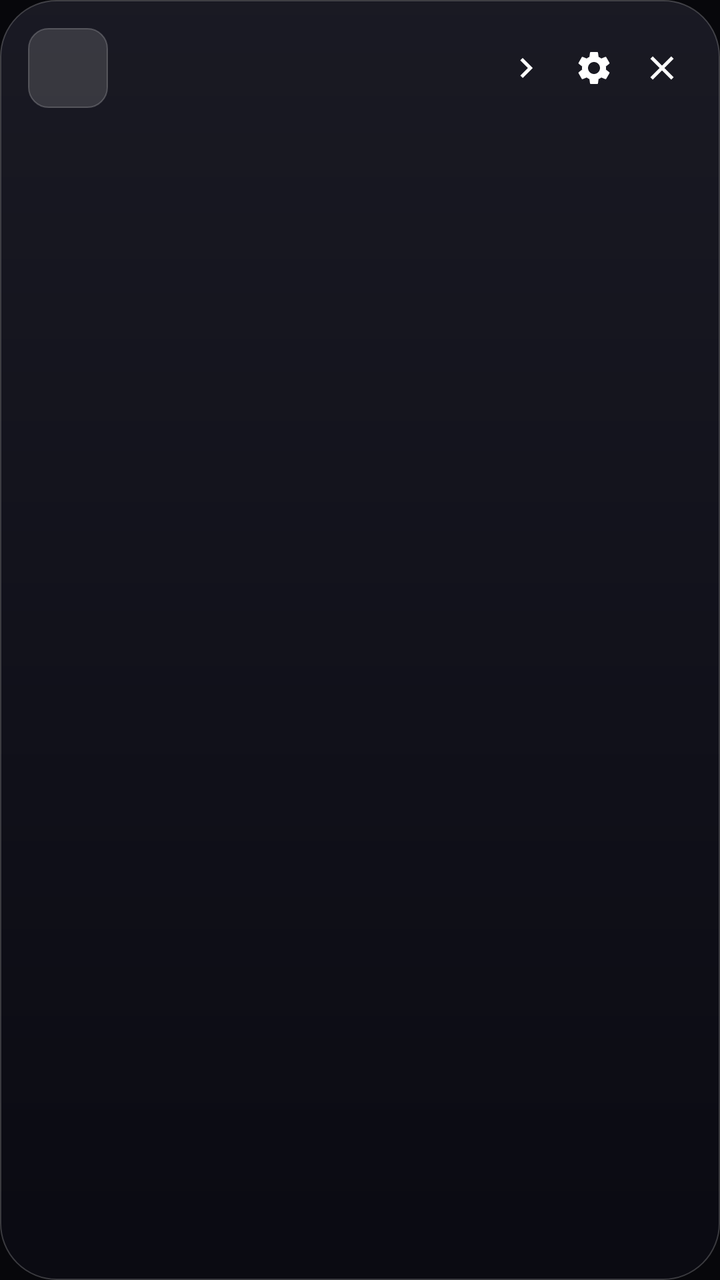
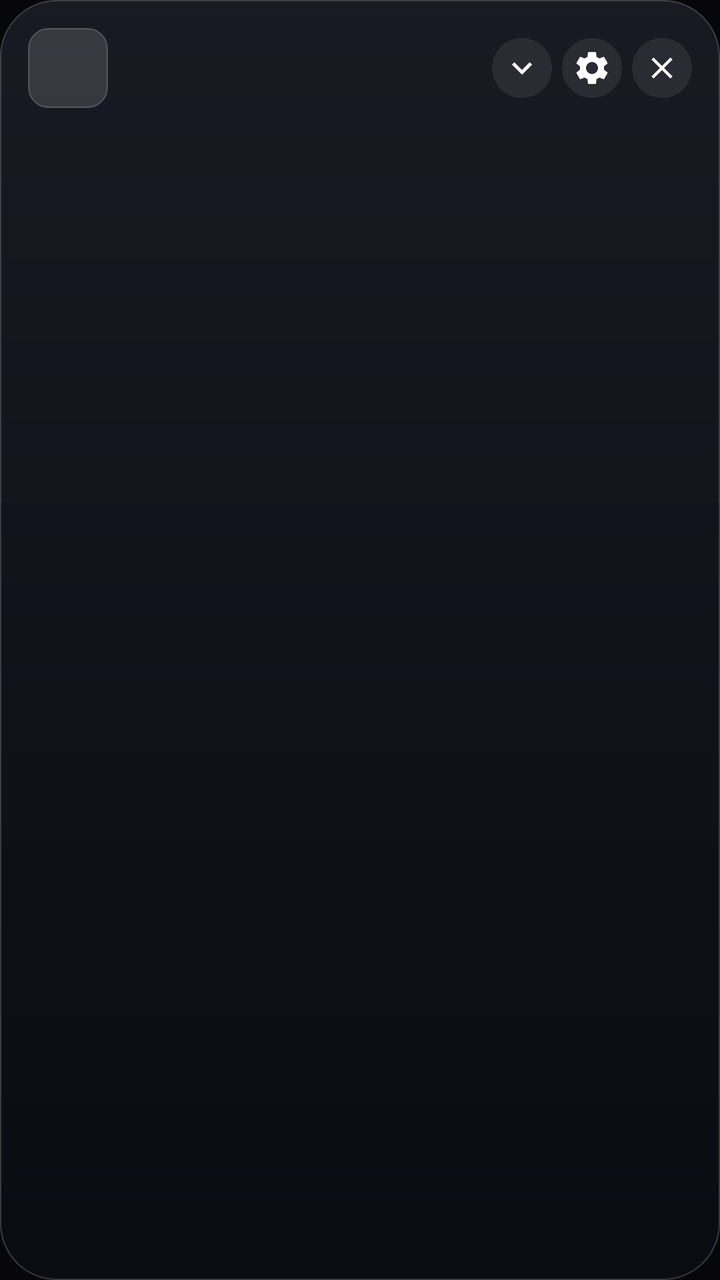

Before-and-after screenshots of an Android layout around one commit, followed by the original layout XML and the change that was made.
<!-- AndroidManifest.xml: application theme Theme.LyricSync -->
<!-- res/layout/overlay_lyrics.xml -->
<?xml version="1.0" encoding="utf-8"?>
<LinearLayout xmlns:android="http://schemas.android.com/apk/res/android"
    android:layout_width="match_parent"
    android:layout_height="wrap_content"
    android:orientation="vertical"
    android:background="@drawable/overlay_bg_rounded"
    android:padding="14dp"
    android:layout_marginStart="10dp"
    android:layout_marginEnd="10dp">

    <LinearLayout
        android:layout_width="match_parent"
        android:layout_height="wrap_content"
        android:orientation="horizontal"
        android:gravity="center_vertical"
        android:layout_marginBottom="10dp">

        <ImageView
            android:id="@+id/overlay_cover"
            android:layout_width="40dp"
            android:layout_height="40dp"
            android:background="@drawable/rounded_album_bg"
            android:scaleType="centerCrop" />

        <LinearLayout
            android:layout_width="0dp"
            android:layout_height="wrap_content"
            android:layout_weight="1"
            android:orientation="vertical"
            android:paddingStart="12dp"
            android:paddingEnd="10dp">

            <TextView
                android:id="@+id/overlay_title"
                android:layout_width="wrap_content"
                android:layout_height="wrap_content"
                android:textColor="@color/text_primary"
                android:textSize="14sp"
                android:textStyle="bold"
                android:letterSpacing="0.01"
                android:maxLines="1"
                android:ellipsize="end" />

            <TextView
                android:id="@+id/overlay_artist"
                android:layout_width="wrap_content"
                android:layout_height="wrap_content"
                android:textColor="@color/text_secondary"
                android:textSize="12sp"
                android:layout_marginTop="1dp"
                android:maxLines="1"
                android:ellipsize="end" />
        </LinearLayout>

        <ImageView
            android:id="@+id/overlay_toggle"
            android:layout_width="30dp"
            android:layout_height="30dp"
            android:padding="5dp"
            android:src="@drawable/ic_chevron_right"
            android:contentDescription="Hide lyrics" />

        <ImageView
            android:id="@+id/overlay_settings"
            android:layout_width="30dp"
            android:layout_height="30dp"
            android:padding="5dp"
            android:layout_marginStart="4dp"
            android:src="@drawable/ic_settings"
            android:contentDescription="Settings" />

        <ImageView
            android:id="@+id/overlay_close"
            android:layout_width="30dp"
            android:layout_height="30dp"
            android:padding="5dp"
            android:layout_marginStart="4dp"
            android:src="@drawable/ic_close"
            android:contentDescription="Close" />
    </LinearLayout>

    <LinearLayout
        android:id="@+id/overlay_settings_panel"
        android:layout_width="match_parent"
        android:layout_height="wrap_content"
        android:orientation="vertical"
        android:paddingTop="6dp"
        android:paddingBottom="6dp"
        android:visibility="gone">

        <TextView
            android:layout_width="wrap_content"
            android:layout_height="wrap_content"
            android:text="Lyrics Sync Offset"
            android:textColor="@color/text_primary"
            android:textSize="13sp"
            android:textStyle="bold" />

        <TextView
            android:id="@+id/overlay_sync_offset_label"
            android:layout_width="wrap_content"
            android:layout_height="wrap_content"
            android:text="0 ms (lyrics later)"
            android:textColor="@color/text_secondary"
            android:textSize="12sp"
            android:layout_marginTop="2dp" />

        <SeekBar
            android:id="@+id/overlay_sync_offset_slider"
            android:layout_width="match_parent"
            android:layout_height="wrap_content"
            android:max="1500"
            android:min="-1500"
            android:progress="0"
            android:layout_marginTop="2dp" />

        <TextView
            android:layout_width="wrap_content"
            android:layout_height="wrap_content"
            android:text="Lyrics ahead of singing? Increase. Lagging? Decrease."
            android:textColor="@color/text_dim"
            android:textSize="11sp"
            android:layout_marginTop="4dp" />
    </LinearLayout>

    <ScrollView
        android:id="@+id/overlay_scroll"
        android:layout_width="match_parent"
        android:layout_height="wrap_content"
        android:maxHeight="400dp"
        android:scrollbars="none"
        android:overScrollMode="never"
        android:requiresFadingEdge="vertical"
        android:fadingEdgeLength="36dp"
        android:fillViewport="true">

        <LinearLayout
            android:id="@+id/overlay_lyrics_container"
            android:layout_width="match_parent"
            android:layout_height="wrap_content"
            android:orientation="vertical"
            android:paddingTop="12dp"
            android:paddingBottom="12dp"
            android:paddingStart="6dp"
            android:paddingEnd="6dp" />
    </ScrollView>
</LinearLayout>
<!-- resources referenced by this layout -->
<resources>
  <!-- drawable ic_chevron_right (drawable) -->
  <?xml version="1.0" encoding="utf-8"?>
  <vector xmlns:android="http://schemas.android.com/apk/res/android"
      android:width="24dp"
      android:height="24dp"
      android:viewportWidth="24"
      android:viewportHeight="24">
      <path
          android:fillColor="#FFFFFF"
          android:pathData="M10,6L8.59,7.41 13.17,12l-4.58,4.59L10,18l6,-6z" />
  </vector>
  <style name="Theme.LyricSync" parent="Theme.MaterialComponents.DayNight.NoActionBar">
          <item name="colorPrimary">@color/accent</item>
          <item name="colorPrimaryVariant">@color/accent_dark</item>
          <item name="colorSecondary">@color/accent</item>
          <item name="colorOnPrimary">@color/black</item>
          <item name="android:windowBackground">@color/background_primary</item>
          <item name="android:statusBarColor">@android:color/transparent</item>
          <item name="android:navigationBarColor">@color/background_primary</item>
          <item name="android:windowLightStatusBar">false</item>
      </style>
  <!-- unchanged entries left out for length: 11 -->
</resources>

<!-- the commit's change to res/layout/overlay_lyrics.xml (unified diff, before → after) -->
@@ -1,5 +1,6 @@
 <?xml version="1.0" encoding="utf-8"?>
 <LinearLayout xmlns:android="http://schemas.android.com/apk/res/android"
+    android:id="@+id/overlay_root"
     android:layout_width="match_parent"
     android:layout_height="wrap_content"
     android:orientation="vertical"
@@ -8,7 +9,9 @@
     android:layout_marginStart="10dp"
     android:layout_marginEnd="10dp">
 
+    
     <LinearLayout
+        android:id="@+id/overlay_header"
         android:layout_width="match_parent"
         android:layout_height="wrap_content"
         android:orientation="horizontal"
@@ -20,7 +23,8 @@
             android:layout_width="40dp"
             android:layout_height="40dp"
             android:background="@drawable/rounded_album_bg"
-            android:scaleType="centerCrop" />
+            android:scaleType="centerCrop"
+            android:contentDescription="@string/cd_album_art" />
 
         <LinearLayout
             android:layout_width="0dp"
@@ -32,7 +36,7 @@
 
             <TextView
                 android:id="@+id/overlay_title"
-                android:layout_width="wrap_content"
+                android:layout_width="match_parent"
                 android:layout_height="wrap_content"
                 android:textColor="@color/text_primary"
                 android:textSize="14sp"
@@ -43,7 +47,7 @@
 
             <TextView
                 android:id="@+id/overlay_artist"
-                android:layout_width="wrap_content"
+                android:layout_width="match_parent"
                 android:layout_height="wrap_content"
                 android:textColor="@color/text_secondary"
                 android:textSize="12sp"
@@ -57,91 +61,245 @@
             android:layout_width="30dp"
             android:layout_height="30dp"
             android:padding="5dp"
-            android:src="@drawable/ic_chevron_right"
-            android:contentDescription="Hide lyrics" />
+            android:background="@drawable/bg_icon_button"
+            android:src="@drawable/ic_chevron_down"
+            android:contentDescription="@string/cd_collapse" />
 
         <ImageView
             android:id="@+id/overlay_settings"
             android:layout_width="30dp"
             android:layout_height="30dp"
             android:padding="5dp"
-            android:layout_marginStart="4dp"
+            android:layout_marginStart="5dp"
+            android:background="@drawable/bg_icon_button"
             android:src="@drawable/ic_settings"
-            android:contentDescription="Settings" />
+            android:contentDescription="@string/cd_settings" />
 
         <ImageView
             android:id="@+id/overlay_close"
             android:layout_width="30dp"
             android:layout_height="30dp"
-            android:padding="5dp"
-            android:layout_marginStart="4dp"
+            android:padding="6dp"
+            android:layout_marginStart="5dp"
+            android:background="@drawable/bg_icon_button"
             android:src="@drawable/ic_close"
-            android:contentDescription="Close" />
+            android:contentDescription="@string/cd_close" />
     </LinearLayout>
 
+    
     <LinearLayout
         android:id="@+id/overlay_settings_panel"
         android:layout_width="match_parent"
         android:layout_height="wrap_content"
         android:orientation="vertical"
-        android:paddingTop="6dp"
-        android:paddingBottom="6dp"
+        android:paddingTop="4dp"
+        android:paddingBottom="8dp"
         android:visibility="gone">
 
-        <TextView
-            android:layout_width="wrap_content"
-            android:layout_height="wrap_content"
-            android:text="Lyrics Sync Offset"
-            android:textColor="@color/text_primary"
-            android:textSize="13sp"
-            android:textStyle="bold" />
-
-        <TextView
-            android:id="@+id/overlay_sync_offset_label"
-            android:layout_width="wrap_content"
-            android:layout_height="wrap_content"
-            android:text="0 ms (lyrics later)"
-            android:textColor="@color/text_secondary"
-            android:textSize="12sp"
-            android:layout_marginTop="2dp" />
+        <LinearLayout
+            android:layout_width="match_parent"
+            android:layout_height="wrap_content"
+            android:orientation="horizontal"
+            android:gravity="center"
+            android:paddingBottom="10dp">
+
+            <ImageView
+                android:id="@+id/overlay_prev"
+                android:layout_width="38dp"
+                android:layout_height="38dp"
+                android:padding="8dp"
+                android:background="@drawable/bg_icon_button"
+                android:src="@drawable/ic_skip_previous"
+                android:contentDescription="@string/cd_previous" />
+
+            <ImageView
+                android:id="@+id/overlay_play_pause"
+                android:layout_width="46dp"
+                android:layout_height="46dp"
+                android:padding="10dp"
+                android:layout_marginStart="18dp"
+                android:layout_marginEnd="18dp"
+                android:background="@drawable/bg_icon_button"
+                android:src="@drawable/ic_play"
+                android:contentDescription="@string/cd_play_pause" />
+
+            <ImageView
+                android:id="@+id/overlay_next"
+                android:layout_width="38dp"
+                android:layout_height="38dp"
+                android:padding="8dp"
+                android:background="@drawable/bg_icon_button"
+                android:src="@drawable/ic_skip_next"
+                android:contentDescription="@string/cd_next" />
+        </LinearLayout>
+
+        <View
+            android:layout_width="match_parent"
+            android:layout_height="1dp"
+            android:background="@color/divider"
+            android:layout_marginBottom="10dp" />
+
+        <LinearLayout
+            android:layout_width="match_parent"
+            android:layout_height="wrap_content"
+            android:orientation="horizontal"
+            android:gravity="center_vertical"
+            android:baselineAligned="false">
+
+            <TextView
+                android:layout_width="0dp"
+                android:layout_height="wrap_content"
+                android:layout_weight="1"
+                android:text="@string/sync_title"
+                android:textColor="@color/text_primary"
+                android:textSize="13sp"
+                android:textStyle="bold" />
+
+            <TextView
+                android:id="@+id/overlay_sync_offset_label"
+                android:layout_width="wrap_content"
+                android:layout_height="wrap_content"
+                android:text="0 ms"
+                android:textColor="@color/accent"
+                android:textSize="12sp"
+                android:textStyle="bold" />
+        </LinearLayout>
 
         <SeekBar
             android:id="@+id/overlay_sync_offset_slider"
-            android:layout_width="match_parent"
-            android:layout_height="wrap_content"
-            android:max="1500"
-            android:min="-1500"
-            android:progress="0"
+            style="@style/Widget.LyricSync.SeekBar"
+            android:layout_width="match_parent"
+            android:layout_height="wrap_content"
+            android:max="3000"
+            android:progress="1500"
             android:layout_marginTop="2dp" />
 
         <TextView
-            android:layout_width="wrap_content"
-            android:layout_height="wrap_content"
-            android:text="Lyrics ahead of singing? Increase. Lagging? Decrease."
+            android:layout_width="match_parent"
+            android:layout_height="wrap_content"
+            android:text="@string/sync_hint_short"
             android:textColor="@color/text_dim"
             android:textSize="11sp"
-            android:layout_marginTop="4dp" />
+            android:layout_marginTop="2dp" />
     </LinearLayout>
 
-    <ScrollView
-        android:id="@+id/overlay_scroll"
+    
+    <FrameLayout
+        android:id="@+id/overlay_body"
         android:layout_width="match_parent"
-        android:layout_height="wrap_content"
-        android:maxHeight="400dp"
-        android:scrollbars="none"
-        android:overScrollMode="never"
-        android:requiresFadingEdge="vertical"
-        android:fadingEdgeLength="36dp"
-        android:fillViewport="true">
-
-        <LinearLayout
-            android:id="@+id/overlay_lyrics_container"
-            android:layout_width="match_parent"
-            android:layout_height="wrap_content"
+        android:layout_height="wrap_content">
+
+        <ScrollView
+            android:id="@+id/overlay_scroll"
+            android:layout_width="match_parent"
+            android:layout_height="match_parent"
+            android:scrollbars="none"
+            android:overScrollMode="never"
+            android:requiresFadingEdge="vertical"
+            android:fadingEdgeLength="36dp"
+            android:fillViewport="true">
+
+            <LinearLayout
+                android:id="@+id/overlay_lyrics_container"
+                android:layout_width="match_parent"
+                android:layout_height="wrap_content"
+                android:orientation="vertical"
+                android:paddingTop="12dp"
+                android:paddingBottom="12dp"
+                android:paddingStart="6dp"
+                android:paddingEnd="6dp" />
+        </ScrollView>
+
+        
+        <LinearLayout
+            android:id="@+id/overlay_skeleton"
+            android:layout_width="match_parent"
+            android:layout_height="wrap_content"
+            android:layout_gravity="center_vertical"
             android:orientation="vertical"
-            android:paddingTop="12dp"
-            android:paddingBottom="12dp"
-            android:paddingStart="6dp"
-            android:paddingEnd="6dp" />
-    </ScrollView>
+            android:paddingStart="8dp"
+            android:paddingEnd="8dp"
+            android:visibility="gone">
+
+            <View
+                android:id="@+id/skeleton_1"
+                android:layout_width="match_parent"
+                android:layout_height="15dp"
+                android:background="@drawable/bg_skeleton" />
+
+            <View
+                android:id="@+id/skeleton_2"
+                android:layout_width="match_parent"
+                android:layout_height="15dp"
+                android:layout_marginTop="12dp"
+                android:layout_marginEnd="72dp"
+                android:background="@drawable/bg_skeleton" />
+
+            <View
+                android:id="@+id/skeleton_3"
+                android:layout_width="match_parent"
+                android:layout_height="15dp"
+                android:layout_marginTop="12dp"
+                android:layout_marginEnd="28dp"
+                android:background="@drawable/bg_skeleton" />
+
+            <View
+                android:id="@+id/skeleton_4"
+                android:layout_width="match_parent"
+                android:layout_height="15dp"
+                android:layout_marginTop="12dp"
+                android:layout_marginEnd="104dp"
+                android:background="@drawable/bg_skeleton" />
+
+            <TextView
+                android:id="@+id/overlay_loading_label"
+                android:layout_width="wrap_content"
+                android:layout_height="wrap_content"
+                android:layout_gravity="center_horizontal"
+                android:text="@string/lyrics_loading"
+                android:textColor="@color/text_dim"
+                android:textSize="11sp"
+                android:layout_marginTop="18dp" />
+        </LinearLayout>
+
+        
+        <LinearLayout
+            android:id="@+id/overlay_empty"
+            android:layout_width="match_parent"
+            android:layout_height="wrap_content"
+            android:layout_gravity="center"
+            android:orientation="vertical"
+            android:gravity="center"
+            android:paddingStart="16dp"
+            android:paddingEnd="16dp"
+            android:visibility="gone">
+
+            <ImageView
+                android:layout_width="30dp"
+                android:layout_height="30dp"
+                android:src="@drawable/ic_music_note"
+                android:tint="@color/text_faint"
+                android:contentDescription="@null" />
+
+            <TextView
+                android:id="@+id/overlay_empty_title"
+                android:layout_width="wrap_content"
+                android:layout_height="wrap_content"
+                android:text="@string/lyrics_none"
+                android:textColor="@color/text_secondary"
+                android:textSize="13sp"
+                android:textStyle="bold"
+                android:layout_marginTop="10dp" />
+
+            <TextView
+                android:id="@+id/overlay_empty_desc"
+                android:layout_width="wrap_content"
+                android:layout_height="wrap_content"
+                android:text="@string/lyrics_none_desc"
+                android:textColor="@color/text_dim"
+                android:textSize="11sp"
+                android:gravity="center"
+                android:layout_marginTop="3dp" />
+        </LinearLayout>
+    </FrameLayout>
 </LinearLayout>
<!-- resource entries referenced after the edit -->
@@ -1,6 +1,30 @@
 <!-- resources referenced by this layout -->
 <resources>
-  <!-- drawable ic_chevron_right (drawable) -->
+  <color name="divider">#1AFFFFFF</color>
+  <color name="text_faint">#3DFFFFFF</color>
+  <!-- drawable bg_icon_button (drawable) -->
+  <?xml version="1.0" encoding="utf-8"?>
+  <ripple xmlns:android="http://schemas.android.com/apk/res/android"
+      android:color="#33FFFFFF">
+      <item android:id="@android:id/mask">
+          <shape android:shape="oval">
+              <solid android:color="@color/white" />
+          </shape>
+      </item>
+      <item>
+          <shape android:shape="oval">
+              <solid android:color="#14FFFFFF" />
+          </shape>
+      </item>
+  </ripple>
+  <!-- drawable bg_skeleton (drawable) -->
+  <?xml version="1.0" encoding="utf-8"?>
+  <shape xmlns:android="http://schemas.android.com/apk/res/android"
+      android:shape="rectangle">
+      <corners android:radius="7dp" />
+      <solid android:color="#14FFFFFF" />
+  </shape>
+  <!-- drawable ic_chevron_down (drawable) -->
   <?xml version="1.0" encoding="utf-8"?>
   <vector xmlns:android="http://schemas.android.com/apk/res/android"
       android:width="24dp"
@@ -9,8 +33,72 @@
       android:viewportHeight="24">
       <path
           android:fillColor="#FFFFFF"
-          android:pathData="M10,6L8.59,7.41 13.17,12l-4.58,4.59L10,18l6,-6z" />
+          android:pathData="M7.41,8.59L12,13.17l4.59,-4.58L18,10l-6,6 -6,-6 1.41,-1.41z" />
   </vector>
+  <!-- drawable ic_music_note (drawable) -->
+  <?xml version="1.0" encoding="utf-8"?>
+  <vector xmlns:android="http://schemas.android.com/apk/res/android"
+      android:width="24dp"
+      android:height="24dp"
+      android:viewportWidth="24"
+      android:viewportHeight="24">
+      <path
+          android:fillColor="#FFFFFF"
+          android:pathData="M12,3v10.55c-0.59,-0.34 -1.27,-0.55 -2,-0.55 -2.21,0 -4,1.79 -4,4s1.79,4 4,4 4,-1.79 4,-4V7h4V3h-6z" />
+  </vector>
+  <!-- drawable ic_play (drawable) -->
+  <?xml version="1.0" encoding="utf-8"?>
+  <vector xmlns:android="http://schemas.android.com/apk/res/android"
+      android:width="24dp"
+      android:height="24dp"
+      android:viewportWidth="24"
+      android:viewportHeight="24">
+      <path
+          android:fillColor="#FFFFFF"
+          android:pathData="M8,5v14l11,-7z" />
+  </vector>
+  <!-- drawable ic_skip_next (drawable) -->
+  <?xml version="1.0" encoding="utf-8"?>
+  <vector xmlns:android="http://schemas.android.com/apk/res/android"
+      android:width="24dp"
+      android:height="24dp"
+      android:viewportWidth="24"
+      android:viewportHeight="24">
+      <path
+          android:fillColor="#FFFFFF"
+          android:pathData="M6,18l8.5,-6L6,6v12zM16,6v12h2V6h-2z" />
+  </vector>
+  <!-- drawable ic_skip_previous (drawable) -->
+  <?xml version="1.0" encoding="utf-8"?>
+  <vector xmlns:android="http://schemas.android.com/apk/res/android"
+      android:width="24dp"
+      android:height="24dp"
+      android:viewportWidth="24"
+      android:viewportHeight="24">
+      <path
+          android:fillColor="#FFFFFF"
+          android:pathData="M6,6h2v12H6V6zM9.5,12l8.5,6V6l-8.5,6z" />
+  </vector>
+  <string name="cd_album_art">Album art</string>
+  <string name="cd_close">Close overlay</string>
+  <string name="cd_collapse">Collapse lyrics</string>
+  <string name="cd_next">Next track</string>
+  <string name="cd_play_pause">Play or pause</string>
+  <string name="cd_previous">Previous track</string>
+  <string name="cd_settings">Overlay settings</string>
+  <string name="lyrics_loading">Finding lyrics…</string>
+  <string name="lyrics_none">No lyrics found</string>
+  <string name="lyrics_none_desc">This track isn\'t in any lyrics database yet</string>
+  <string name="sync_hint_short">Ahead of the singing? Increase. Lagging? Decrease.</string>
+  <string name="sync_title">Lyrics Sync Offset</string>
+  <style name="Widget.LyricSync.SeekBar" parent="Widget.AppCompat.SeekBar">
+          <item name="android:progressDrawable">@drawable/seekbar_track</item>
+          <item name="android:thumb">@drawable/seekbar_thumb</item>
+          <item name="android:splitTrack">false</item>
+          <item name="android:paddingStart">2dp</item>
+          <item name="android:paddingEnd">2dp</item>
+          <item name="android:layout_height">28dp</item>
+      </style>
   <style name="Theme.LyricSync" parent="Theme.MaterialComponents.DayNight.NoActionBar">
           <item name="colorPrimary">@color/accent</item>
           <item name="colorPrimaryVariant">@color/accent_dark</item>
@@ -18,9 +106,58 @@
           <item name="colorOnPrimary">@color/black</item>
           <item name="android:windowBackground">@color/background_primary</item>
           <item name="android:statusBarColor">@android:color/transparent</item>
-          <item name="android:navigationBarColor">@color/background_primary</item>
+          <item name="android:navigationBarColor">@android:color/transparent</item>
           <item name="android:windowLightStatusBar">false</item>
       </style>
+  <color name="white">#FFFFFFFF</color>
+  <!-- drawable seekbar_track (drawable) -->
+  <?xml version="1.0" encoding="utf-8"?>
+  <layer-list xmlns:android="http://schemas.android.com/apk/res/android">
+      <item android:id="@android:id/background">
+          <shape android:shape="rectangle">
+              <corners android:radius="@dimen/pill_radius" />
+              <solid android:color="@color/track_inactive" />
+              <size android:height="6dp" />
+          </shape>
+      </item>
+      <item android:id="@android:id/progress">
+          <clip>
+              <shape android:shape="rectangle">
+                  <corners android:radius="@dimen/pill_radius" />
+                  <gradient
+                      android:startColor="@color/header_gradient_end"
+                      android:endColor="@color/header_gradient_start"
+                      android:angle="0" />
+                  <size android:height="6dp" />
+              </shape>
+          </clip>
+      </item>
+  </layer-list>
+  <!-- drawable seekbar_thumb (drawable) -->
+  <?xml version="1.0" encoding="utf-8"?>
+  <layer-list xmlns:android="http://schemas.android.com/apk/res/android">
+      <item>
+          <shape android:shape="oval">
+              <solid android:color="@color/thumb_halo" />
+              <size android:width="28dp" android:height="28dp" />
+          </shape>
+      </item>
+      <item
+          android:top="8dp"
+          android:bottom="8dp"
+          android:left="8dp"
+          android:right="8dp">
+          <shape android:shape="oval">
+              <solid android:color="@color/white" />
+              <size android:width="12dp" android:height="12dp" />
+          </shape>
+      </item>
+  </layer-list>
+  <dimen name="pill_radius">100dp</dimen>
+  <color name="track_inactive">#1FFFFFFF</color>
+  <color name="header_gradient_end">#FF0FA98C</color>
+  <color name="header_gradient_start">#FF1ED760</color>
+  <color name="thumb_halo">#331ED760</color>
   <!-- unchanged entries left out for length: 11 -->
 </resources>
 
